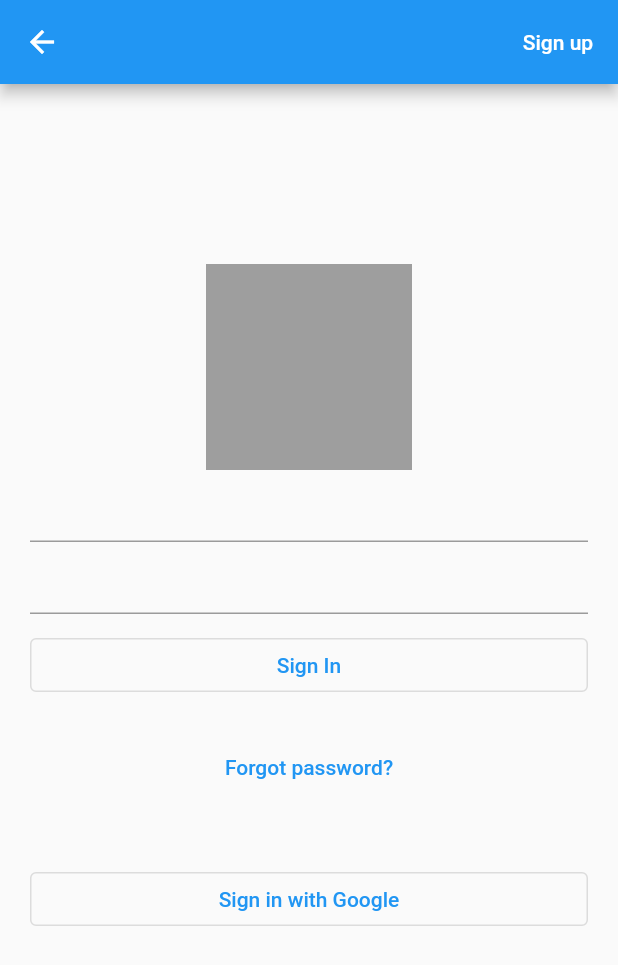
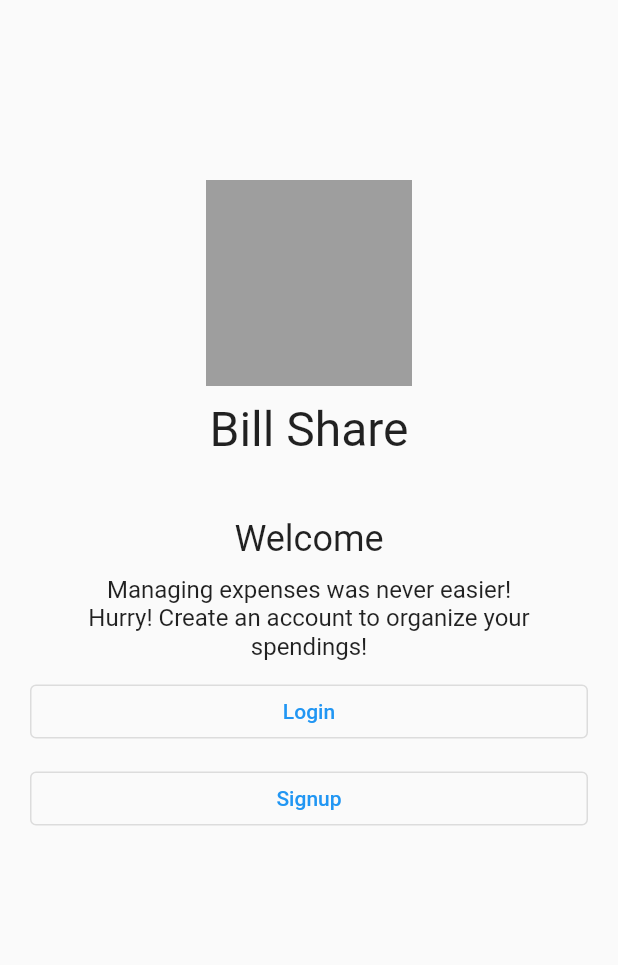
Before and after one commit to yescorp/bill_share_fe, a Flutter app: the screen it shows after launch, on a phone screen of 412 x 824 dp. Shown: the top 965 px of the screen. Run offline on Flutter 3.47's test engine with Material 2 defaults, Android fonts, the light colour scheme and no system bars; our stand-ins replace bloc, dio, flutter_bloc, get_it.

Commit message:
login intro screen set up

```diff
--- a/lib/di/dependency_injection.dart
+++ b/lib/di/dependency_injection.dart
@@ -1,4 +1,5 @@
 import 'package:bill_share/di/application_platform.dart';
+import 'package:bill_share/mobile/pages/login_intro/login_intro_screen.dart';
 import 'package:bill_share/mobile/pages/sign_in/view/sign_in_screen.dart';
 import 'package:bill_share/mobile/pages/sign_up/view/sign_up_screen.dart';
 import 'package:bill_share/services/navigation/di/navigation_dependency.dart';
@@ -28,6 +29,7 @@ class DependencyProvider {
   }
 
   static void registerMobileScreens() {
+    LoginIntroScreen.register();
     SigninScreen.register();
     SignupScreen.register();
   }
--- a/lib/mobile/main.dart
+++ b/lib/mobile/main.dart
@@ -1,5 +1,5 @@
 import 'package:bill_share/di/dependency_injection.dart';
-import 'package:bill_share/mobile/pages/sign_in/view/sign_in_screen.dart';
+import 'package:bill_share/mobile/pages/login_intro/login_intro_screen.dart';
 import 'package:flutter/material.dart';
 
 void main() {
@@ -20,7 +20,7 @@ class MyApp extends StatelessWidget {
         primarySwatch: Colors.blue,
       ),
       home: Builder(builder: (context) {
-        return const SigninScreen();
+        return const LoginIntroScreen();
       }),
     );
   }
--- a/lib/mobile/pages/login_intro/login_intro_cubit.dart
+++ b/lib/mobile/pages/login_intro/login_intro_cubit.dart
@@ -1,10 +1,22 @@
 import 'package:bill_share/mobile/pages/login_intro/login_intro_state.dart';
+import 'package:bill_share/mobile/pages/sign_in/view/sign_in_screen.dart';
+import 'package:bill_share/mobile/pages/sign_up/view/sign_up_screen.dart';
+import 'package:bill_share/services/navigation/api/navigation_provider.dart';
 import 'package:bloc/bloc.dart';
 
 class LoginIntroCubit extends BlocBase<LoginIntroState> {
-  LoginIntroCubit(super.state);
+  final NavigationProvider navigationProvider;
 
-  void onSignupPressed() {}
+  LoginIntroCubit(
+    super.state, {
+    required this.navigationProvider,
+  });
 
-  void onSigninPressed() {}
+  void onSignupPressed() async {
+    await navigationProvider.push<SignupScreen>();
+  }
+
+  void onSigninPressed() async {
+    await navigationProvider.push<SigninScreen>();
+  }
 }
--- a/lib/mobile/pages/login_intro/login_intro_screen.dart
+++ b/lib/mobile/pages/login_intro/login_intro_screen.dart
@@ -1,6 +1,8 @@
 import 'package:bill_share/common/base_screen.dart';
+import 'package:bill_share/di/dependency_injection.dart';
 import 'package:bill_share/mobile/pages/login_intro/login_intro_cubit.dart';
 import 'package:bill_share/mobile/pages/login_intro/login_intro_state.dart';
+import 'package:bill_share/services/navigation/api/navigation_provider.dart';
 import 'package:flutter/material.dart';
 import 'package:bill_share/styles/text_styles.dart';
 
@@ -10,7 +12,7 @@ class LoginIntroScreen
 
   @override
   LoginIntroCubit createCubit() {
-    return LoginIntroCubit(LoginIntroState());
+    return DependencyProvider.get<LoginIntroCubit>();
   }
 
   @override
@@ -80,4 +82,13 @@ class LoginIntroScreen
       ),
     );
   }
+
+  static void register() {
+    DependencyProvider.registerFactory<LoginIntroCubit>(() => LoginIntroCubit(
+        LoginIntroState(),
+        navigationProvider: DependencyProvider.get<NavigationProvider>()));
+
+    DependencyProvider.registerFactory<LoginIntroScreen>(
+        () => const LoginIntroScreen());
+  }
 }
```
